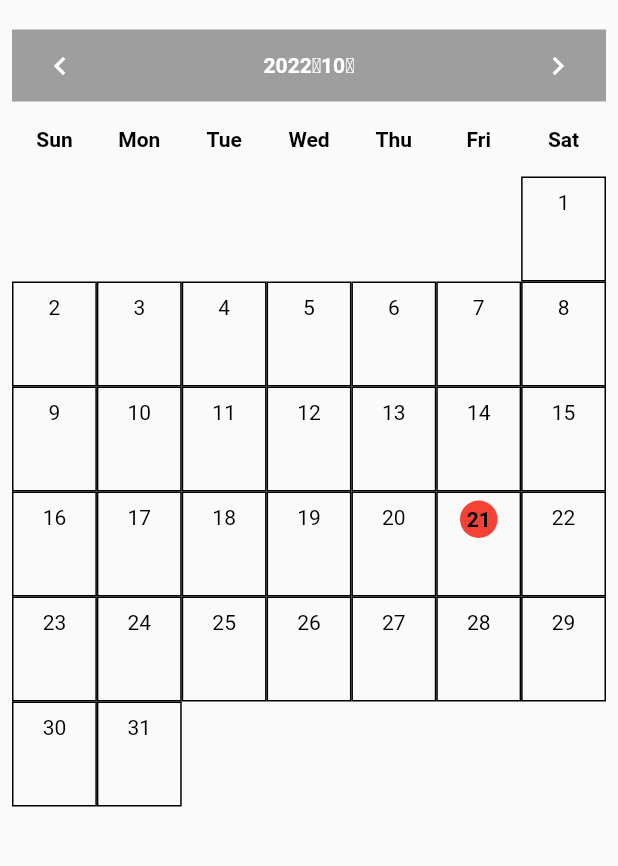
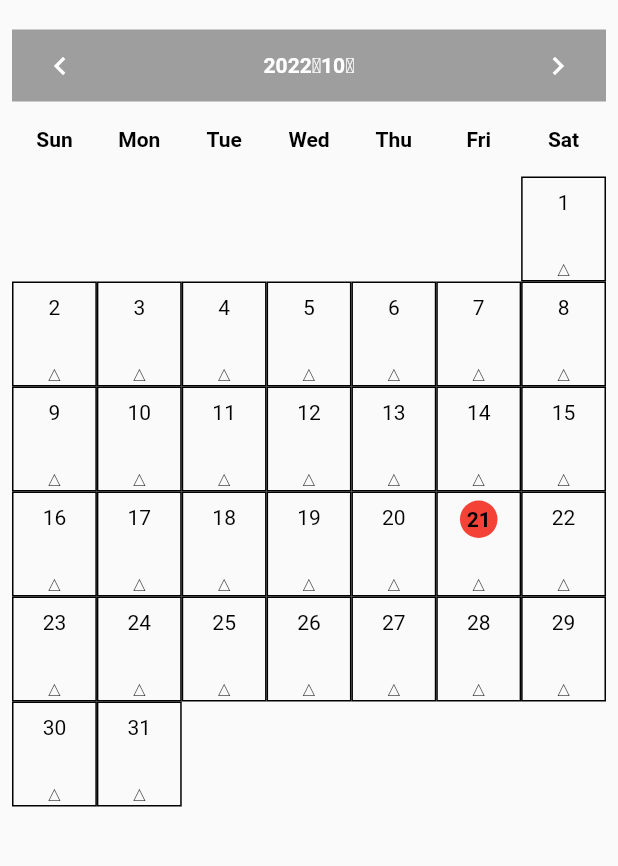
Before and after one commit to muratariku0903/reservation, a Flutter app: the ReservationPage screen opened by its route, on a phone screen of 412 x 824 dp, the part 131-997 px from its top. Run offline on Flutter 3.47's test engine with Material 2 defaults, Android fonts, the light colour scheme and no system bars; drawn by our look-alikes of table_calendar; our stand-ins replace freezed_annotation, hooks_riverpod, logger; missing offline and left inert: syncfusion_localizations.

```diff
--- a/lib/presentation/pages/reservation/reservation_page.dart
+++ b/lib/presentation/pages/reservation/reservation_page.dart
@@ -1,7 +1,7 @@
 import 'package:flutter/material.dart';
 
 import '../../widget/common/page_title.dart';
-import '../../widget/reservation/form/reservation_calendar.dart';
+import '../../widget/reservation/reservation_calendar.dart';
 
 class ReservationPage extends StatelessWidget {
   const ReservationPage({Key? key}) : super(key: key);
--- /dev/null
+++ b/lib/presentation/widget/reservation/data.dart
@@ -0,0 +1,17 @@
+class Availability {
+  Availability({required this.morning, required this.noon, required this.afternoon});
+  final bool morning;
+  final bool noon;
+  final bool afternoon;
+}
+
+// あらかじめ何らかのキーを日付に取るマップデータを用意してそれにマッピングするだけ、本番ではここでAPIを叩くようなことはしない
+List<Availability> createSampleData(DateTime day) {
+  final availability = Availability(
+    morning: day.day % 2 == 0,
+    noon: (day.day ~/ 100000) % 4 == 0,
+    afternoon: true,
+  );
+
+  return [availability];
+}
--- a/lib/presentation/widget/reservation/form/reservation_calendar.dart
+++ b/lib/presentation/widget/reservation/reservation_calendar.dart
@@ -1,5 +1,6 @@
 import 'package:flutter/material.dart';
 import 'package:intl/intl.dart';
+import 'package:reservation/presentation/widget/reservation/data.dart';
 import 'package:table_calendar/table_calendar.dart';
 
 class ReservationCalendar extends StatefulWidget {
@@ -10,6 +11,8 @@ class ReservationCalendar extends StatefulWidget {
 }
 
 class _ReservationCalendarState extends State<ReservationCalendar> {
+  DateTime focusedDay = DateTime.now();
+
   @override
   Widget build(BuildContext context) {
     print('build');
@@ -17,19 +20,24 @@ class _ReservationCalendarState extends State<ReservationCalendar> {
     return Column(
       children: [
         TableCalendar(
-          focusedDay: DateTime.now(),
+          // 最終的にこれもクラス化したいな
+          focusedDay: focusedDay,
           firstDay: DateTime.utc(2010, 1, 1),
           lastDay: DateTime.utc(2030, 1, 1),
           locale: 'ja_JP',
           rowHeight: 70,
           daysOfWeekHeight: 50,
           headerStyle: CustomCalendarStyle.header(),
+          eventLoader: createSampleData, // headerはheaderTitleBuilderでカスタマイズできるかも
           calendarBuilders: const CalendarBuilders(
             todayBuilder: CustomCalendarBuilders.todayBuilder,
+            outsideBuilder: CustomCalendarBuilders.outsideBuilder,
+            disabledBuilder: CustomCalendarBuilders.disabledBuilder,
             defaultBuilder: CustomCalendarBuilders.defaultBuilder,
-            outsideBuilder: CustomCalendarBuilders.outsideBuilder,
+            markerBuilder: CustomCalendarBuilders.markerBuilder,
             dowBuilder: CustomCalendarBuilders.daysOfWeekBuilder,
           ),
+          enabledDayPredicate: (day) => day.month == focusedDay.month,
         )
       ],
     );
@@ -73,6 +81,29 @@ class CustomCalendarBuilders {
 
   static Widget outsideBuilder(BuildContext context, DateTime day, DateTime focusedDay) {
     return Container();
+  }
+
+  static Widget disabledBuilder(BuildContext context, DateTime day, DateTime focusedDay) {
+    return Container();
+  }
+
+  static Widget markerBuilder(BuildContext context, DateTime day, List<Availability> availabilityList) {
+    Availability availability = availabilityList[0];
+    // bool morning = availability.morning;
+    // bool noon = availability.noon;
+    // bool afternoon = availability.afternoon;
+
+    int cnt = 0;
+    if (availability.morning) cnt++;
+    if (availability.noon) cnt++;
+    if (availability.afternoon) cnt++;
+
+    String mark = '';
+    if (cnt == 3) mark = '○';
+    if (cnt == 1 || cnt == 2) mark = '△';
+    if (cnt == 0) mark = '×';
+
+    return const Text('△');
   }
 
   static Widget daysOfWeekBuilder(BuildContext context, DateTime day) {
--- a/pubspec.yaml
+++ b/pubspec.yaml
@@ -35,3 +35,8 @@ dev_dependencies:
 flutter:
   uses-material-design: true
   generate: true
+
+  fonts:
+    - family: NotoSansJP
+      fonts:
+        - asset: fonts/NotoSansJP-Regular.otf
```
Also changed, not shown: 1 other file.
